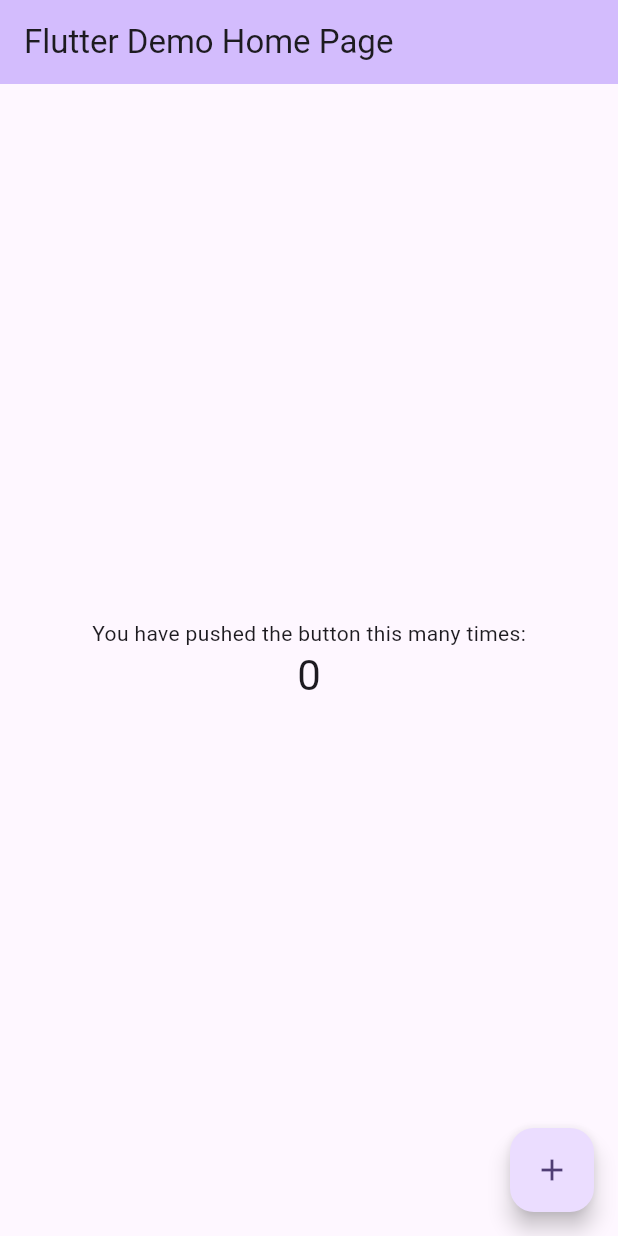
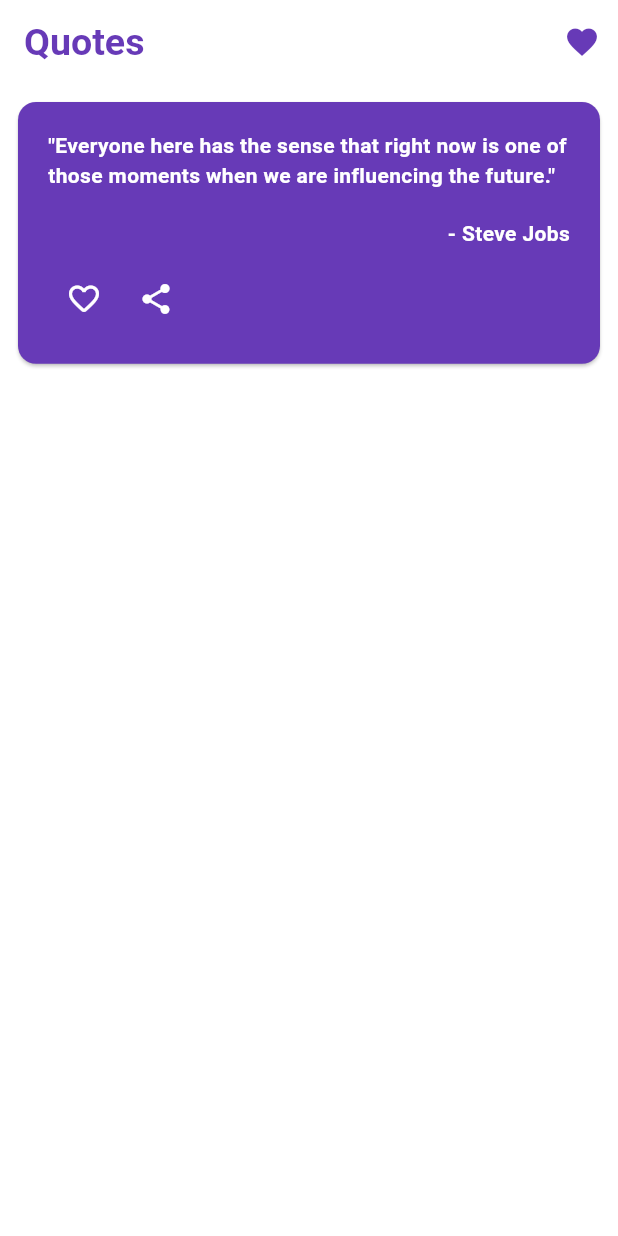
Before and after one commit to OnkarSagare27/quotes-app, a Flutter app: the screen it shows after launch, on a phone screen of 412 x 824 dp. Run offline on Flutter 3.47's test engine with Material 3 defaults, Android fonts, the phone set to English and light mode, and no system bars; our stand-ins replace flutter_screenutil, share, shared_preferences; network calls fail.

Commit message:
Quotes init

```diff
--- a/lib/main.dart
+++ b/lib/main.dart
@@ -1,4 +1,9 @@
 import 'package:flutter/material.dart';
+import 'package:flutter_screenutil/flutter_screenutil.dart';
+import 'package:provider/provider.dart';
+import 'package:quotes/providers/universal_provider.dart';
+import '../screens/favorites_screen.dart';
+import '../screens/home_screen.dart';
 
 void main() {
   runApp(const MyApp());
@@ -7,119 +12,38 @@ void main() {
 class MyApp extends StatelessWidget {
   const MyApp({super.key});
 
-  // This widget is the root of your application.
   @override
   Widget build(BuildContext context) {
-    return MaterialApp(
-      title: 'Flutter Demo',
-      theme: ThemeData(
-        // This is the theme of your application.
-        //
-        // TRY THIS: Try running your application with "flutter run". You'll see
-        // the application has a purple toolbar. Then, without quitting the app,
-        // try changing the seedColor in the colorScheme below to Colors.green
-        // and then invoke "hot reload" (save your changes or press the "hot
-        // reload" button in a Flutter-supported IDE, or press "r" if you used
-        // the command line to start the app).
-        //
-        // Notice that the counter didn't reset back to zero; the application
-        // state is not lost during the reload. To reset the state, use hot
-        // restart instead.
-        //
-        // This works for code too, not just values: Most code changes can be
-        // tested with just a hot reload.
-        colorScheme: ColorScheme.fromSeed(seedColor: Colors.deepPurple),
-        useMaterial3: true,
+    return ScreenUtilInit(
+      designSize: const Size(411.4, 867.4),
+      builder: (context, child) => MultiProvider(
+        providers: [
+          ChangeNotifierProvider(create: (context) => UniversalProvider())
+        ],
+        child: MaterialApp(
+          title: 'Quotes',
+          debugShowCheckedModeBanner: false,
+          theme: ThemeData(
+            colorScheme: ColorScheme.fromSeed(seedColor: Colors.deepPurple),
+            useMaterial3: true,
+            appBarTheme: AppBarTheme(
+              backgroundColor: Colors.white,
+              surfaceTintColor: Colors.white,
+              titleTextStyle: TextStyle(
+                color: Colors.deepPurple,
+                fontSize: 25.sp,
+                fontWeight: FontWeight.bold,
+              ),
+            ),
+            scaffoldBackgroundColor: Colors.white,
+          ),
+          initialRoute: 'home',
+          routes: {
+            'home': (context) => const HomeScreen(),
+            'favourites': (context) => const FavoritesScreen(),
+          },
+        ),
       ),
-      home: const MyHomePage(title: 'Flutter Demo Home Page'),
     );
   }
 }
-
-class MyHomePage extends StatefulWidget {
-  const MyHomePage({super.key, required this.title});
-
-  // This widget is the home page of your application. It is stateful, meaning
-  // that it has a State object (defined below) that contains fields that affect
-  // how it looks.
-
-  // This class is the configuration for the state. It holds the values (in this
-  // case the title) provided by the parent (in this case the App widget) and
-  // used by the build method of the State. Fields in a Widget subclass are
-  // always marked "final".
-
-  final String title;
-
-  @override
-  State<MyHomePage> createState() => _MyHomePageState();
-}
-
-class _MyHomePageState extends State<MyHomePage> {
-  int _counter = 0;
-
-  void _incrementCounter() {
-    setState(() {
-      // This call to setState tells the Flutter framework that something has
-      // changed in this State, which causes it to rerun the build method below
-      // so that the display can reflect the updated values. If we changed
-      // _counter without calling setState(), then the build method would not be
-      // called again, and so nothing would appear to happen.
-      _counter++;
-    });
-  }
-
-  @override
-  Widget build(BuildContext context) {
-    // This method is rerun every time setState is called, for instance as done
-    // by the _incrementCounter method above.
-    //
-    // The Flutter framework has been optimized to make rerunning build methods
-    // fast, so that you can just rebuild anything that needs updating rather
-    // than having to individually change instances of widgets.
-    return Scaffold(
-      appBar: AppBar(
-        // TRY THIS: Try changing the color here to a specific color (to
-        // Colors.amber, perhaps?) and trigger a hot reload to see the AppBar
-        // change color while the other colors stay the same.
-        backgroundColor: Theme.of(context).colorScheme.inversePrimary,
-        // Here we take the value from the MyHomePage object that was created by
-        // the App.build method, and use it to set our appbar title.
-        title: Text(widget.title),
-      ),
-      body: Center(
-        // Center is a layout widget. It takes a single child and positions it
-        // in the middle of the parent.
-        child: Column(
-          // Column is also a layout widget. It takes a list of children and
-          // arranges them vertically. By default, it sizes itself to fit its
-          // children horizontally, and tries to be as tall as its parent.
-          //
-          // Column has various properties to control how it sizes itself and
-          // how it positions its children. Here we use mainAxisAlignment to
-          // center the children vertically; the main axis here is the vertical
-          // axis because Columns are vertical (the cross axis would be
-          // horizontal).
-          //
-          // TRY THIS: Invoke "debug painting" (choose the "Toggle Debug Paint"
-          // action in the IDE, or press "p" in the console), to see the
-          // wireframe for each widget.
-          mainAxisAlignment: MainAxisAlignment.center,
-          children: <Widget>[
-            const Text(
-              'You have pushed the button this many times:',
-            ),
-            Text(
-              '$_counter',
-              style: Theme.of(context).textTheme.headlineMedium,
-            ),
-          ],
-        ),
-      ),
-      floatingActionButton: FloatingActionButton(
-        onPressed: _incrementCounter,
-        tooltip: 'Increment',
-        child: const Icon(Icons.add),
-      ), // This trailing comma makes auto-formatting nicer for build methods.
-    );
-  }
-}
--- /dev/null
+++ b/lib/models/quote_model.dart
@@ -0,0 +1,27 @@
+class QuoteModel {
+  final String quote;
+  final String author;
+  final String category;
+
+  QuoteModel({
+    required this.quote,
+    required this.author,
+    required this.category,
+  });
+
+  Map<String, dynamic> toJson() {
+    return {
+      "quote": quote,
+      "author": author,
+      "category": category,
+    };
+  }
+
+  factory QuoteModel.fromJson(Map<String, dynamic> json) {
+    return QuoteModel(
+      quote: json['quote'] ?? '',
+      author: json['author'] ?? '',
+      category: json['category'] ?? '',
+    );
+  }
+}
--- /dev/null
+++ b/lib/providers/universal_provider.dart
@@ -0,0 +1,80 @@
+// ignore_for_file: use_build_context_synchronously
+
+import 'dart:async';
+import 'dart:convert';
+import 'dart:math';
+
+import 'package:flutter/material.dart';
+import 'package:quotes/models/quote_model.dart';
+import 'package:http/http.dart' as http;
+import 'package:shared_preferences/shared_preferences.dart';
+
+class UniversalProvider extends ChangeNotifier {
+  DateTime? _lastFetchTime;
+
+  List<QuoteModel>? _bookmarkedQuotsModels;
+  List<QuoteModel>? get bookmarkedQuotsModels => _bookmarkedQuotsModels;
+
+  QuoteModel? _todaysQuote;
+  QuoteModel? get todaysQuote => _todaysQuote;
+
+  UniversalProvider() {
+    initialize();
+    _todaysQuote = QuoteModel(
+        quote:
+            'Everyone here has the sense that right now is one of those moments when we are influencing the future.',
+        author: 'Steve Jobs',
+        category: 'insp');
+  }
+
+  final List<String> _categories = [
+    'alone',
+    'amazing',
+    'anger',
+    'attitude',
+    'communication',
+    'change',
+    'love',
+    'life',
+    'success',
+    'inspirational',
+    'forgiveness',
+    'courage',
+  ];
+
+  Future<void> initialize() async {
+    final prefs = await SharedPreferences.getInstance();
+    final lastFetchTime = prefs.getInt('lastFetchTime');
+    _lastFetchTime = lastFetchTime != null
+        ? DateTime.fromMillisecondsSinceEpoch(lastFetchTime)
+        : null;
+    if (_lastFetchTime == null ||
+        DateTime.now().difference(_lastFetchTime!) > const Duration(days: 1)) {
+      await _fetchQuote();
+    } else {
+      final quote = prefs.getString('quote');
+      notifyListeners();
+      if (quote != null) {
+        _todaysQuote = QuoteModel.fromJson(jsonDecode(quote));
+        notifyListeners();
+      }
+    }
+  }
+
+  Future<void> _fetchQuote() async {
+    String baseUrl = 'https://api.api-ninjas.com/v1/quotes?category=';
+    try {
+      final response = await http.get(
+        Uri.parse(baseUrl + _categories[Random().nextInt(_categories.length)]),
+        headers: {'X-Api-Key': 'LBElbRt1TbqI7VzHc+IS7g==4jngTWZssLtTmGrO'},
+      );
+      _todaysQuote = QuoteModel.fromJson(jsonDecode(response.body)[0]);
+      final prefs = await SharedPreferences.getInstance();
+      prefs.setString('todaysQuote', jsonEncode(response.body)[0]);
+      prefs.setInt('lastFetchTime', DateTime.now().millisecondsSinceEpoch);
+      notifyListeners();
+    } catch (e) {
+      print(e.toString());
+    }
+  }
+}
--- /dev/null
+++ b/lib/screens/favorites_screen.dart
@@ -0,0 +1,30 @@
+import 'package:flutter/material.dart';
+
+class FavoritesScreen extends StatefulWidget {
+  const FavoritesScreen({super.key});
+
+  @override
+  State<FavoritesScreen> createState() => _FavoritesScreenState();
+}
+
+class _FavoritesScreenState extends State<FavoritesScreen> {
+  @override
+  Widget build(BuildContext context) {
+    return Scaffold(
+      appBar: AppBar(title: const Text('Favourites')),
+      body: const Padding(
+        padding: EdgeInsets.all(15.0),
+        child: Center(
+          child: Text(
+            'All favourite quotes will appear hear.',
+            style: TextStyle(
+              fontSize: 20,
+              color: Colors.deepPurple,
+              fontWeight: FontWeight.bold,
+            ),
+          ),
+        ),
+      ),
+    );
+  }
+}
--- /dev/null
+++ b/lib/screens/home_screen.dart
@@ -0,0 +1,50 @@
+import 'package:flutter/material.dart';
+import 'package:provider/provider.dart';
+import 'package:quotes/providers/universal_provider.dart';
+import 'package:quotes/widgets/quote_card.dart';
+
+class HomeScreen extends StatefulWidget {
+  const HomeScreen({super.key});
+
+  @override
+  State<HomeScreen> createState() => _HomeScreenState();
+}
+
+class _HomeScreenState extends State<HomeScreen> {
+  @override
+  void initState() {
+    super.initState();
+  }
+
+  @override
+  Widget build(BuildContext context) {
+    return Scaffold(
+      appBar: AppBar(
+        actions: [
+          IconButton(
+            onPressed: () => Navigator.pushNamed(context, 'favourites'),
+            icon: const Icon(
+              Icons.favorite,
+              color: Colors.deepPurple,
+            ),
+          )
+        ],
+        title: const Text('Quotes'),
+      ),
+      body: Consumer<UniversalProvider>(
+        builder: (context, universalProvider, child) =>
+            universalProvider.todaysQuote == null
+                ? const Center(
+                    child: CircularProgressIndicator(
+                    color: Colors.deepPurple,
+                  ))
+                : Padding(
+                    padding: const EdgeInsets.all(8.0),
+                    child: QuoteCard(
+                      quoteModel: universalProvider.todaysQuote!,
+                    ),
+                  ),
+      ),
+    );
+  }
+}
--- /dev/null
+++ b/lib/widgets/quote_card.dart
@@ -0,0 +1,80 @@
+import 'package:flutter/material.dart';
+import 'package:flutter_screenutil/flutter_screenutil.dart';
+import 'package:quotes/models/quote_model.dart';
+import 'package:share/share.dart';
+
+class QuoteCard extends StatefulWidget {
+  const QuoteCard({super.key, required this.quoteModel});
+  final QuoteModel quoteModel;
+
+  @override
+  State<QuoteCard> createState() => _QuoteCardState();
+}
+
+class _QuoteCardState extends State<QuoteCard> {
+  @override
+  Widget build(BuildContext context) {
+    return Card(
+      color: Colors.deepPurple,
+      child: SingleChildScrollView(
+        child: Padding(
+          padding: EdgeInsets.symmetric(horizontal: 20.w, vertical: 20.h),
+          child: Column(
+            crossAxisAlignment: CrossAxisAlignment.start,
+            children: [
+              Text(
+                '"${widget.quoteModel.quote}"',
+                style: const TextStyle(
+                  color: Colors.white,
+                  fontWeight: FontWeight.bold,
+                ),
+              ),
+              SizedBox(
+                height: 20.h,
+              ),
+              Row(
+                mainAxisAlignment: MainAxisAlignment.end,
+                children: [
+                  Text(
+                    '- ${widget.quoteModel.author}',
+                    style: const TextStyle(
+                      color: Colors.white,
+                      fontWeight: FontWeight.bold,
+                    ),
+                  ),
+                ],
+              ),
+              SizedBox(
+                height: 10.h,
+              ),
+              Row(
+                mainAxisAlignment: MainAxisAlignment.start,
+                crossAxisAlignment: CrossAxisAlignment.start,
+                children: [
+                  IconButton(
+                    onPressed: () {},
+                    icon: const Icon(
+                      Icons.favorite_outline_rounded,
+                      color: Colors.white,
+                    ),
+                  ),
+                  IconButton(
+                    onPressed: () => _shareQuote(),
+                    icon: const Icon(
+                      Icons.share_rounded,
+                      color: Colors.white,
+                    ),
+                  ),
+                ],
+              ),
+            ],
+          ),
+        ),
+      ),
+    );
+  }
+
+  void _shareQuote() {
+    Share.share(widget.quoteModel.quote);
+  }
+}
--- a/pubspec.yaml
+++ b/pubspec.yaml
@@ -35,6 +35,11 @@ dependencies:
   # The following adds the Cupertino Icons font to your application.
   # Use with the CupertinoIcons class for iOS style icons.
   cupertino_icons: ^1.0.2
+  flutter_screenutil: ^5.9.0
+  http: ^1.2.0
+  shared_preferences: ^2.2.2
+  provider: ^6.1.1
+  share: ^2.0.4
 
 dev_dependencies:
   flutter_test:
```
Also changed, not shown: pubspec.lock, 2 other files.
